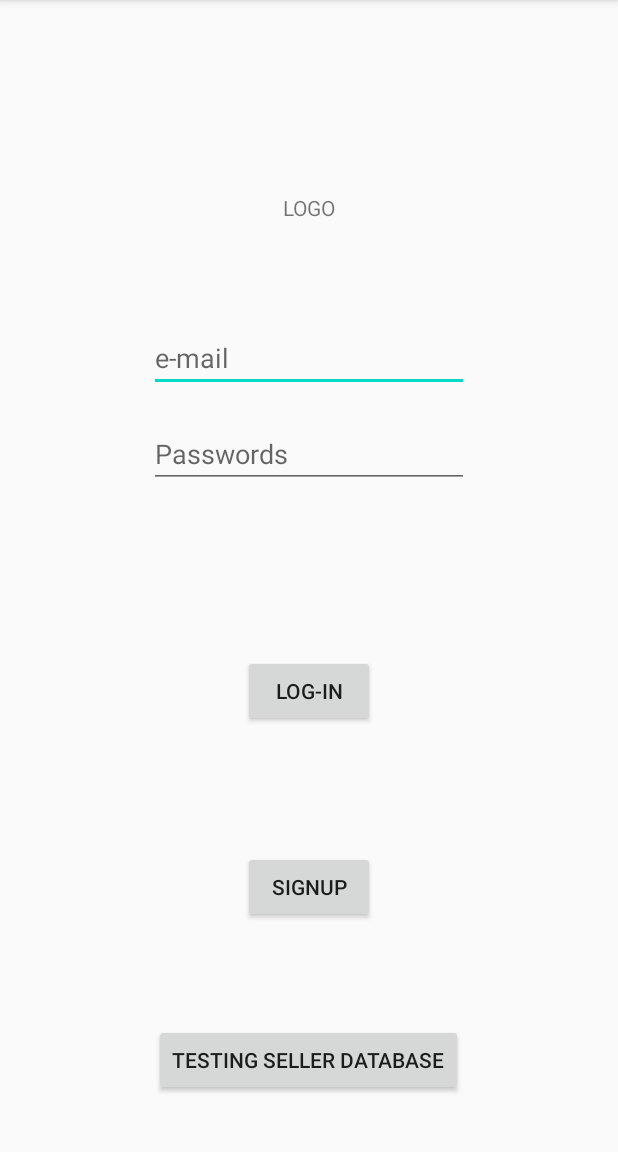
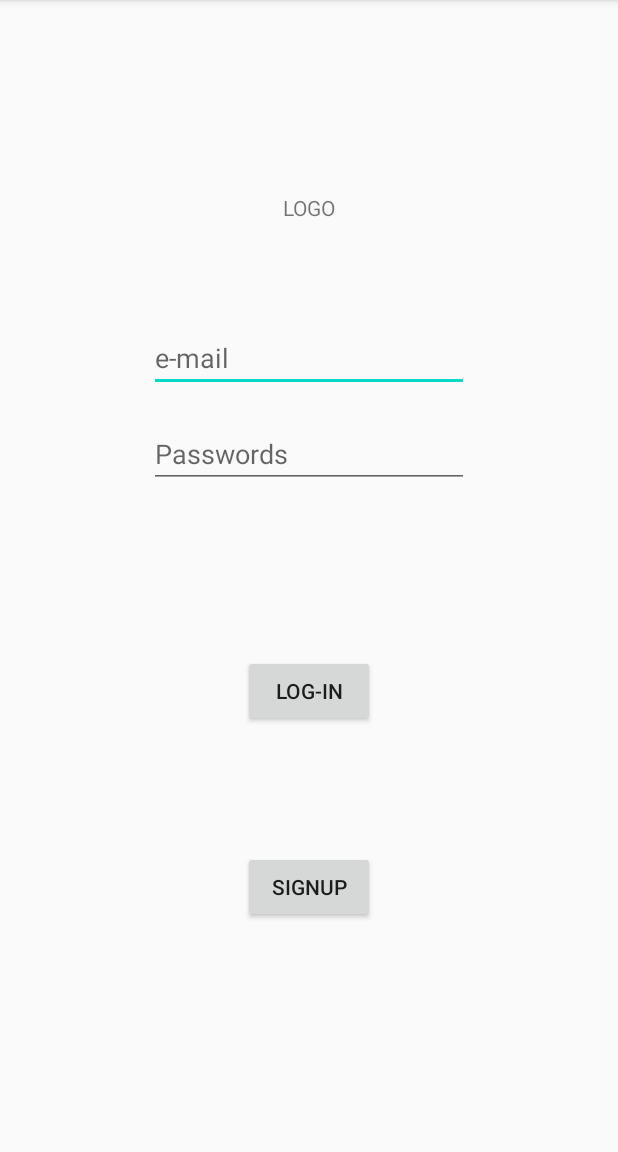
Before and after one commit to AndyNardDog/SharingSpace, an Android app: the screen it shows after launch (MainActivity), on a phone screen of 412 x 824 dp, the part 84-1236 px from its top. Run offline under Robolectric (Android 15) with nearby library versions, the light colour scheme and no system bars; our stand-ins replace Firebase (no records; nobody signed in at launch, a user with empty details on screens opened directly).

Commit message:
Removing the test button since we have finished the test.

```diff
--- a/app/src/main/AndroidManifest.xml
+++ b/app/src/main/AndroidManifest.xml
@@ -8,6 +8,7 @@
         android:label="@string/app_name"
         android:roundIcon="@mipmap/ic_launcher_round"
         android:supportsRtl="true"
+        android:usesCleartextTraffic="true"
         android:theme="@style/AppTheme">
         <activity android:name=".SellerPage"></activity>
         <activity android:name=".SignUpPage" />
--- a/app/src/main/res/layout/activity_main.xml
+++ b/app/src/main/res/layout/activity_main.xml
@@ -77,19 +77,6 @@
         app:layout_constraintStart_toStartOf="parent"
         app:layout_constraintTop_toBottomOf="@+id/LogIn" />
 
-    <Button
-        android:id="@+id/seller"
-        android:layout_width="wrap_content"
-        android:layout_height="wrap_content"
-        android:layout_marginStart="101dp"
-        android:layout_marginTop="62dp"
-        android:layout_marginEnd="102dp"
-        android:layout_marginBottom="32dp"
-        android:text="Testing seller database"
-        android:onClick="onTesting"
-        app:layout_constraintBottom_toBottomOf="parent"
-        app:layout_constraintEnd_toEndOf="parent"
-        app:layout_constraintStart_toStartOf="parent"
-        app:layout_constraintTop_toBottomOf="@+id/signup" />
+
 
 </androidx.constraintlayout.widget.ConstraintLayout>
```
Also changed, not shown: app/src/main/java/com/example/firebasetest/MainActivity.java (+6 -6 lines), app/src/main/java/com/example/firebasetest/sellerData.java (+16 -0 lines).
